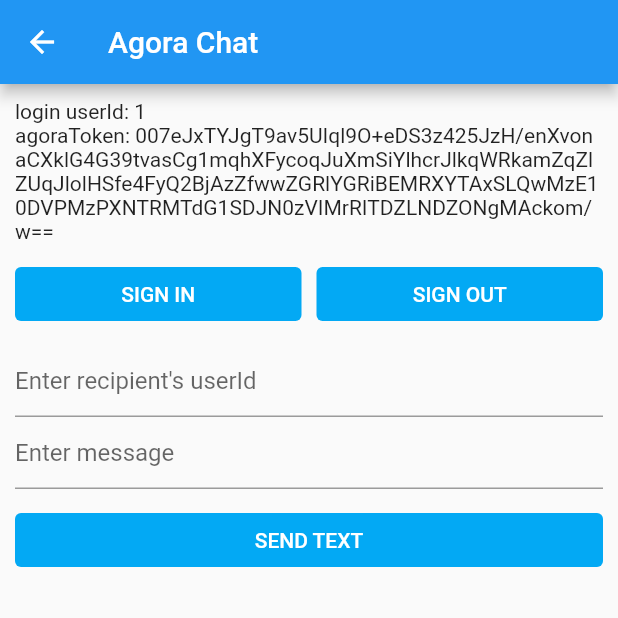
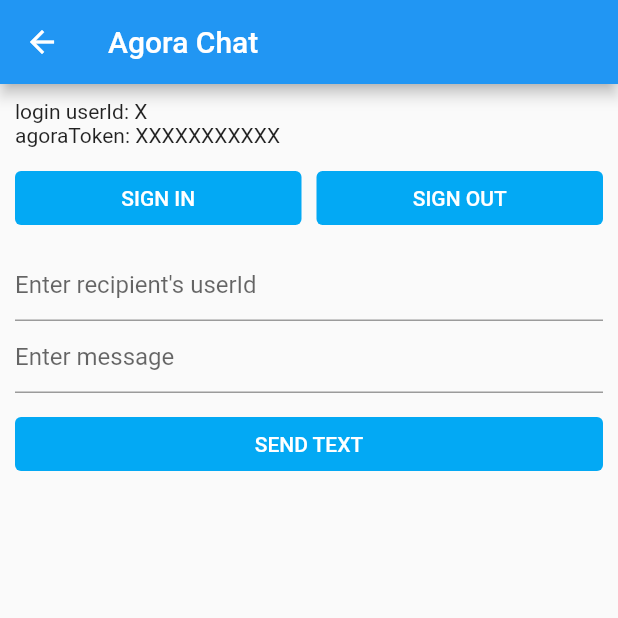
Before and after one commit to patelsandeep/agora-basic, a Flutter app: the AgoraChatPage screen opened directly, on a phone screen of 412 x 824 dp, the top half of it. Run offline on Flutter 3.47's test engine with Material 2 defaults, Android fonts, the phone set to English and light mode, and no system bars; our stand-ins replace firebase_auth, firebase_core, google_sign_in, permission_handler; missing offline and left inert: agora_chat_sdk, agora_rtc_engine, flutter_facebook_auth; accounts and stored records are empty.

Commit message:
multidex enabled and code improvements.

```diff
--- a/agora_demo/lib/main.dart
+++ b/agora_demo/lib/main.dart
@@ -6,7 +6,6 @@
 void main() async {
   WidgetsBinding widgetsBinding = WidgetsFlutterBinding.ensureInitialized();
   await Firebase.initializeApp();
-  print("main");
   runApp(const MyApp());
 }
 
--- a/agora_demo/lib/screens/agora_chat_page.dart
+++ b/agora_demo/lib/screens/agora_chat_page.dart
@@ -3,10 +3,9 @@
 import 'package:agora_chat_sdk/agora_chat_sdk.dart';
 
 class AgoraChatConfig {
-  static const String appKey = "61419896#1046071";
-  static const String userId = "1";
-  static const String agoraToken =
-      "007eJxTYNi0OvPD0d3HuI3W1n1OOd+z8/fk1BmKDat5kpz01yxe3B+iwGCWamGcnJxiYm6eZGJimJxsmWRpZGRqZmpmlpRomWiUFC++ILkhkJFB0ekJKyMDKwMjEIL4KgwmBokWZiamBrrmaWbmuoaGqSm6FkmmaboGSYYWiclmicbGyWYAHaQoNw==";
+  static const String appKey = "XXXXXXX#XXXXXXX";
+  static const String userId = "X";
+  static const String agoraToken = "XXXXXXXXXXXXXXXXXXXXXX";
 }
 
 class AgoraChatPage extends StatefulWidget {
--- a/agora_demo/lib/utils/constants.dart
+++ b/agora_demo/lib/utils/constants.dart
@@ -1,6 +1,9 @@
-const String appId = "6e83ccd477b441cc9b92256566ba9a2b";
-const String channelName = "bypt-demo";
-const String token =
-    "007eJxTYGjtZd8/yTLjvFeQt8MtZq4YsRO/xB19l3D0yHZuTt45kVmBwSzVwjg5OcXE3DzJxMQwOdkyydLIyNTM1MwsKdEy0ShpDfuC5IZARoaWNYpMjAysDIwMTAwgPgMDAMaUGsE=";
-const String chatUserToken =
-    "007eJxTYJgT9av5UIql9O+eDS3z425JzH/enXvonaCXklG4G39tvasCg1mqhXFycoqJuXmSiYlhcrJlkqWRkamZqZlZUqJlolHSfe4FyQ2BjAzZfwwZGRlYGRiBEMRXYTAxSLQwMzE10DVPMzPXNTRMTdG1SDJN0zVIMrRITDZLNDZONgMAckom/w==";
+const String appId = "XXXXXXXXXXXX";
+const String channelName = "XXXX";
+// live interaction token
+// const String token = "XXXXXXXXXXXX";
+
+// video/audio call token
+const String token = "XXXXXXXXXXXXXX";
+
+const String chatUserToken = "XXXXXXXXXXX";
--- a/agora_demo/pubspec.yaml
+++ b/agora_demo/pubspec.yaml
@@ -32,12 +32,13 @@
   flutter:
     sdk: flutter
   agora_rtc_engine: ^6.0.0
+  agora_chat_sdk:
   permission_handler: ^10.2.0
   google_sign_in: ^5.3.0
   firebase_core:
   firebase_auth:
   flutter_facebook_auth: ^5.0.6
-  agora_chat_sdk:
+
   # sign_in_with_apple: ^4.2.0
 
   # The following adds the Cupertino Icons font to your application.
```
Also changed, not shown: agora_demo/lib/screens/login_page.dart (+4 -38 lines), 1 other file.
